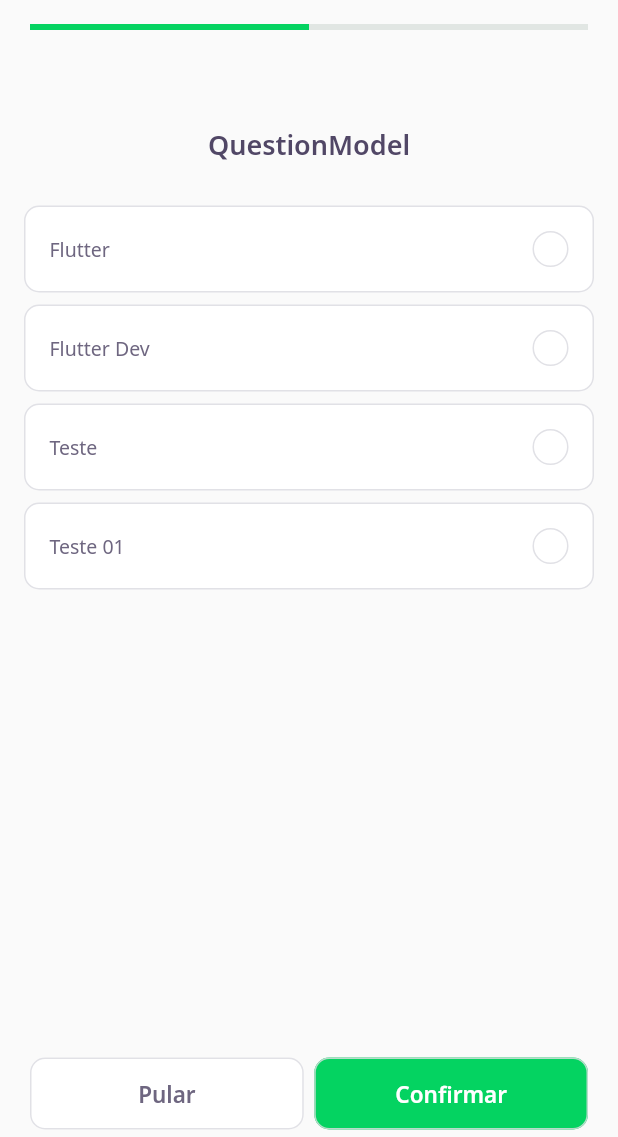
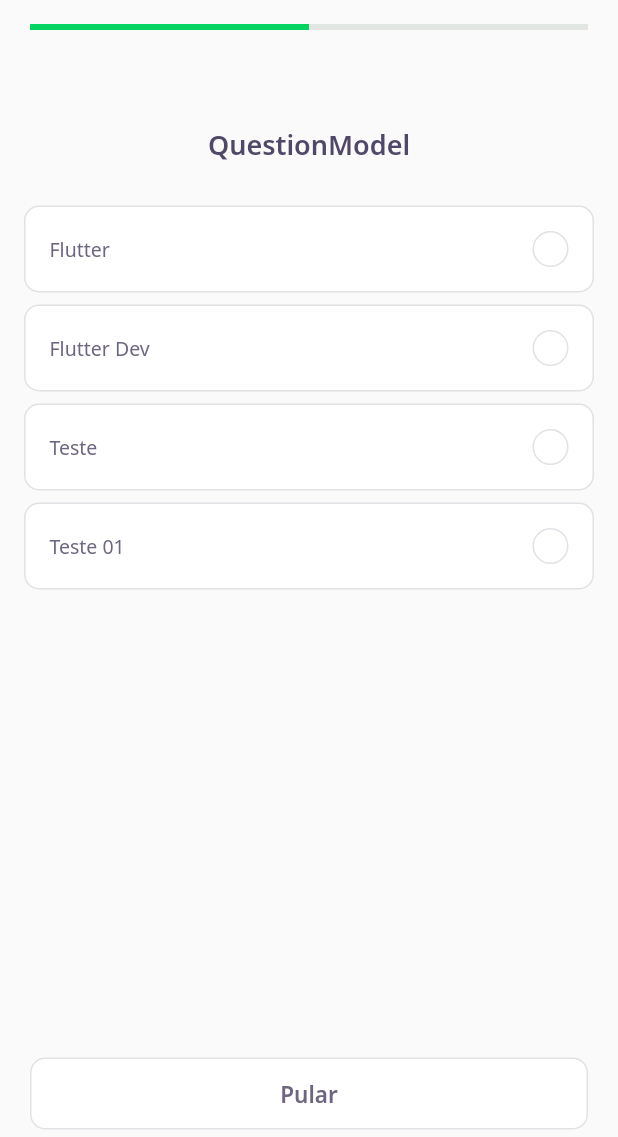
Before and after one commit to Wessh/DevQuiz, a Flutter app: the screen it shows after launch, after a tap on "NLW 5 Flutter", on a phone screen of 412 x 824 dp, the part 99-1236 px from its top. Run offline on Flutter 3.47's test engine with Material 2 defaults, Android fonts, the phone set to English and light mode, and no system bars; our stand-ins replace google_fonts; accounts and stored records are empty; network calls fail.

Commit message:
#4 Concluido

```diff
--- a/lib/challenge/challenge_page.dart
+++ b/lib/challenge/challenge_page.dart
@@ -26,6 +26,12 @@ class _ChallengePageState extends State<ChallengePage> {
     pageController.addListener(() {
       controller.currentPage = pageController.page!.toInt() + 1;
     });
+  }
+
+  void nextPage() {
+    if (controller.currentPage < widget.question.length)
+      pageController.nextPage(
+          duration: Duration(milliseconds: 250), curve: Curves.linear);
   }
 
   @override
@@ -57,33 +63,40 @@ class _ChallengePageState extends State<ChallengePage> {
       body: PageView(
         physics: NeverScrollableScrollPhysics(),
         controller: pageController,
-        children: widget.question.map((e) => QuizWidget(question: e)).toList(),
+        children: widget.question
+            .map((e) => QuizWidget(
+                  question: e,
+                  onChange: () {
+                    nextPage();
+                  },
+                ))
+            .toList(),
       ),
       bottomNavigationBar: SafeArea(
         bottom: true,
         child: Padding(
           padding: const EdgeInsets.symmetric(horizontal: 20, vertical: 5),
-          child: Row(
+          child: ValueListenableBuilder<int>(
+            valueListenable: controller.currentPageNotifier,
+            builder: (context, value, _) => (Row(
               mainAxisAlignment: MainAxisAlignment.spaceAround,
               children: [
+                if (value < widget.question.length)
                   Expanded(
                       child: NextButtonWidget.white(
                     label: "Pular",
-                onTap: () {
-                  pageController.nextPage(
-                      duration: Duration(milliseconds: 250),
-                      curve: Curves.linear);
-                },
+                    onTap: nextPage,
                   )),
-              SizedBox(
-                width: 7,
-              ),
+                if (value == widget.question.length)
                   Expanded(
                       child: NextButtonWidget.green(
                     label: "Confirmar",
-                onTap: () {},
+                    onTap: () {
+                      Navigator.pop(context);
+                    },
                   ))
               ],
+            )),
           ),
         ),
       ),
--- a/lib/challenge/widgets/awnser/awnser_widget.dart
+++ b/lib/challenge/widgets/awnser/awnser_widget.dart
@@ -1,57 +1,66 @@
+import 'package:devquiz/shared/models/awnser_model.dart';
 import 'package:flutter/material.dart';
 
 import '../../../core/app_colors.dart';
 import '../../../core/app_text_styles.dart';
 
 class AwnserWidget extends StatelessWidget {
-  final String title;
-  final bool isRight;
+  final AwnserModel awnser;
   final bool isSelected;
+  final bool disabled;
+  final VoidCallback onTap;
 
   const AwnserWidget(
       {Key? key,
-      required this.title,
-      this.isRight = false,
-      this.isSelected = false})
+      required this.awnser,
+      this.isSelected = false,
+      required this.onTap,
+      this.disabled = false})
       : super(key: key);
 
   Color get _selectedColorRight =>
-      isRight ? AppColors.darkGreen : AppColors.darkRed;
+      awnser.isRight ? AppColors.darkGreen : AppColors.darkRed;
 
   Color get _selectedBorderRight =>
-      isRight ? AppColors.lightGreen : AppColors.lightRed;
+      awnser.isRight ? AppColors.lightGreen : AppColors.lightRed;
 
   Color get _selectedColorCardRight =>
-      isRight ? AppColors.lightGreen : AppColors.lightRed;
+      awnser.isRight ? AppColors.lightGreen : AppColors.lightRed;
 
   Color get _selectedBorderCardRight =>
-      isRight ? AppColors.green : AppColors.red;
+      awnser.isRight ? AppColors.green : AppColors.red;
 
   TextStyle get _selectedTextStyleRight =>
-      isRight ? AppTextStyles.bodyDarkGreen : AppTextStyles.bodyDarkRed;
+      awnser.isRight ? AppTextStyles.bodyDarkGreen : AppTextStyles.bodyDarkRed;
 
-  IconData get _selectedIconRight => isRight ? Icons.check : Icons.close;
+  IconData get _selectedIconRight => awnser.isRight ? Icons.check : Icons.close;
 
   @override
   Widget build(BuildContext context) {
     return Padding(
       padding: const EdgeInsets.symmetric(horizontal: 16, vertical: 4),
+      child: IgnorePointer(
+        ignoring: disabled,
+        child: GestureDetector(
+          onTap: onTap,
           child: Container(
             padding: const EdgeInsets.all(16),
             decoration: BoxDecoration(
                 color: isSelected ? _selectedColorCardRight : AppColors.white,
                 borderRadius: BorderRadius.circular(10),
                 border: Border.fromBorderSide(BorderSide(
-                color:
-                    isSelected ? _selectedBorderCardRight : AppColors.border))),
+                    color: isSelected
+                        ? _selectedBorderCardRight
+                        : AppColors.border))),
             child: Row(
               mainAxisAlignment: MainAxisAlignment.spaceBetween,
               children: [
                 Expanded(
                   child: Text(
-                title,
-                style:
-                    isSelected ? _selectedTextStyleRight : AppTextStyles.body,
+                    awnser.title,
+                    style: isSelected
+                        ? _selectedTextStyleRight
+                        : AppTextStyles.body,
                   ),
                 ),
                 Container(
@@ -75,6 +84,8 @@ class AwnserWidget extends StatelessWidget {
               ],
             ),
           ),
+        ),
+      ),
     );
   }
 }
--- a/lib/challenge/widgets/quiz/quiz_widget.dart
+++ b/lib/challenge/widgets/quiz/quiz_widget.dart
@@ -1,13 +1,25 @@
 import 'package:devquiz/challenge/widgets/awnser/awnser_widget.dart';
+import 'package:devquiz/shared/models/awnser_model.dart';
 import 'package:devquiz/shared/models/question_model.dart';
 import 'package:flutter/material.dart';
 
 import '../../../core/app_text_styles.dart';
 
-class QuizWidget extends StatelessWidget {
+class QuizWidget extends StatefulWidget {
   final QuestionModel question;
+  final VoidCallback onChange;
 
-  const QuizWidget({Key? key, required this.question}) : super(key: key);
+  const QuizWidget({Key? key, required this.question, required this.onChange})
+      : super(key: key);
+
+  @override
+  _QuizWidgetState createState() => _QuizWidgetState();
+}
+
+class _QuizWidgetState extends State<QuizWidget> {
+  int indexSelected = -1;
+
+  AwnserModel awsers(int index) => widget.question.awnsers[index];
 
   @override
   Widget build(BuildContext context) {
@@ -18,20 +30,24 @@ class QuizWidget extends StatelessWidget {
             height: 64,
           ),
           Text(
-            question.title,
+            widget.question.title,
             style: AppTextStyles.heading,
           ),
           SizedBox(
             height: 24,
           ),
-          ...question.awnsers
-              .map(
-                (e) => AwnserWidget(
-                  title: e.title,
-                  isRight: e.isRight,
-                ),
-              )
-              .toList(),
+          for (var i = 0; i < widget.question.awnsers.length; i++)
+            AwnserWidget(
+              awnser: awsers(i),
+              disabled: indexSelected != -1,
+              isSelected: indexSelected == i,
+              onTap: () {
+                indexSelected = i;
+                setState(() {});
+                Future.delayed(Duration(seconds: 1))
+                    .then((value) => widget.onChange());
+              },
+            ),
         ],
       ),
     );
```
Lines whose indentation alone changed are shown as unchanged.
